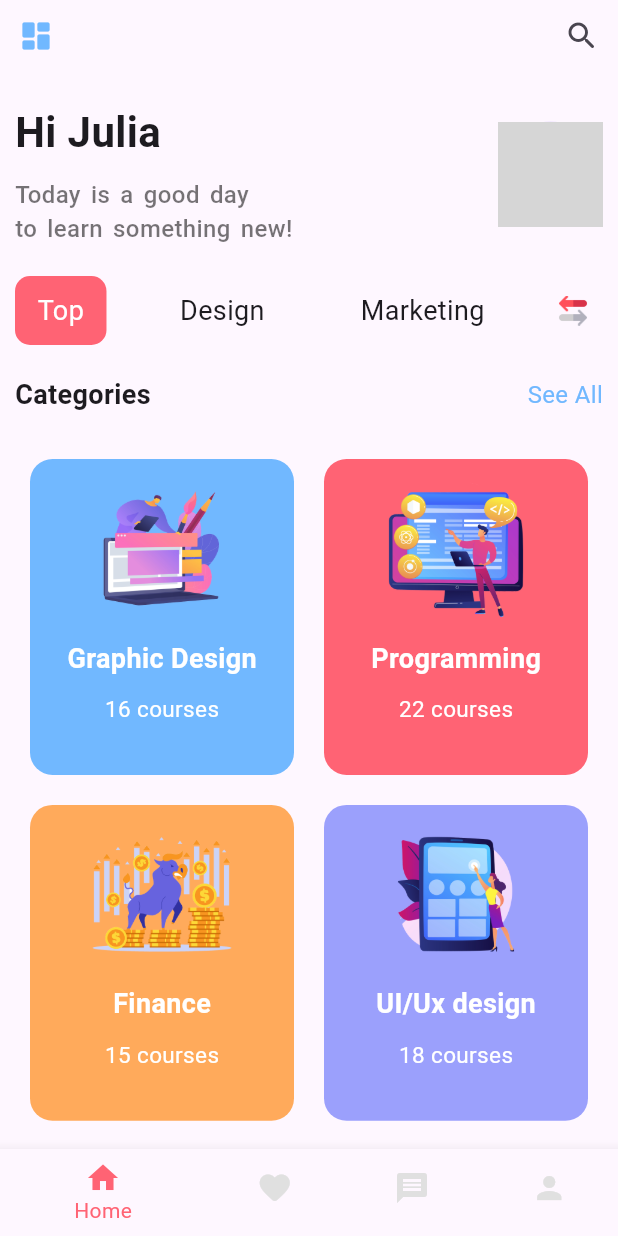
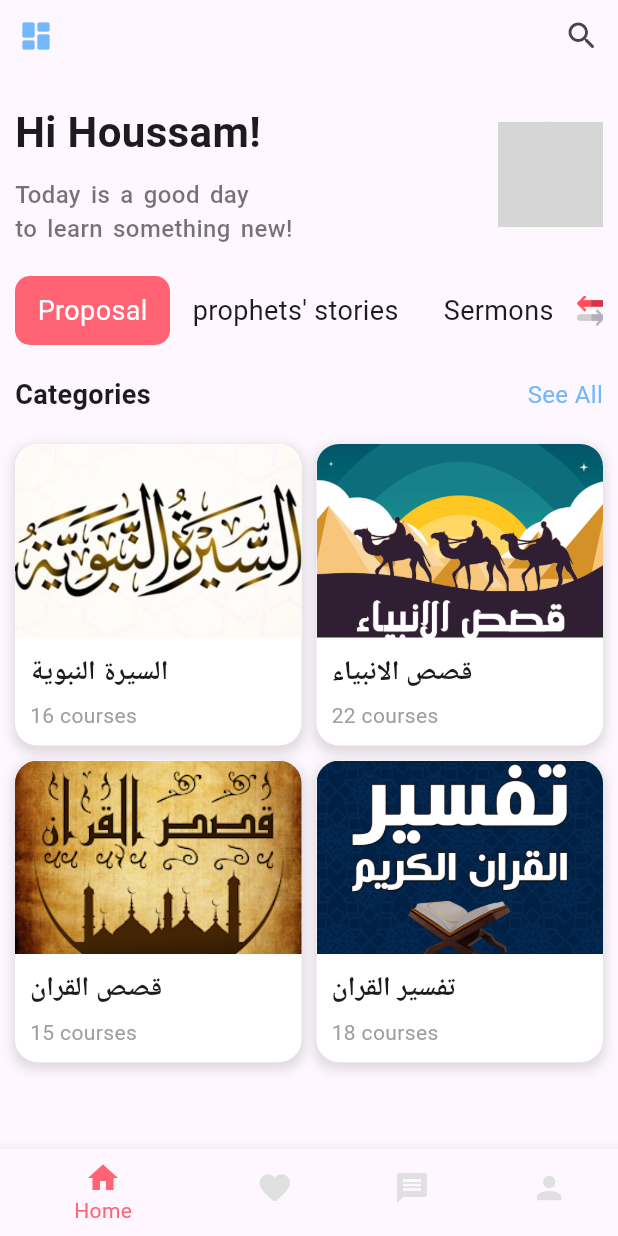
Before and after one commit to h0996g/mosqueFlutter, a Flutter app: the HomeScreen screen opened directly, on a phone screen of 412 x 824 dp. Run offline on Flutter 3.47's test engine with Material 3 defaults, Android fonts, the phone set to English and light mode, and no system bars; our stand-ins replace firebase_core, firebase_storage, flutter_bloc, flutter_image_compress, fluttertoast, google_fonts and 4 more; accounts and stored records are empty; network calls fail; grey boxes are pictures that could not be loaded.

Commit message:
chore: Update dependencies and fix import paths change design

```diff
--- a/lib/Api/constApi.dart
+++ b/lib/Api/constApi.dart
@@ -1,5 +1,5 @@
 // const URLHTTP = '192.168.1.23:3000';
-const URLHTTP = '192.168.94.68:3000';
+const URLHTTP = '192.168.1.4:3000';
 // const URLHTTP = '10.0.2.2:3000';
 
 const Loginuser = '/api/user/login';
--- a/lib/component/category.dart
+++ b/lib/component/category.dart
@@ -13,11 +13,17 @@ class CategoryList extends StatelessWidget {
       shrinkWrap: true,
       physics: const ScrollPhysics(),
       itemCount: products.length,
-        gridDelegate: const SliverGridDelegateWithFixedCrossAxisCount(
-            crossAxisCount: 2, childAspectRatio: 0.85),
+      gridDelegate: SliverGridDelegateWithFixedCrossAxisCount(
+        crossAxisCount: 2,
+        childAspectRatio: MediaQuery.of(context).size.width /
+            (MediaQuery.of(context).size.height / 1.9),
+        crossAxisSpacing: 10,
+        mainAxisSpacing: 10,
+      ),
       itemBuilder: (context, index) => CategoryCard(
         product: products[index],
-            ));
+      ),
+    );
   }
 }
 
@@ -27,48 +33,68 @@ class CategoryCard extends StatelessWidget {
     required this.product,
   });
   final Product product;
+
   @override
   Widget build(BuildContext context) {
-    return Padding(
-      padding: const EdgeInsets.all(10.0),
-      child: InkWell(
+    return InkWell(
       onTap: () {
-          Navigator.push(context,
-              MaterialPageRoute(builder: (context) => DetailsScreen()));
+        Navigator.push(
+          context,
+          MaterialPageRoute(builder: (context) => DetailsScreen()),
+        );
       },
       child: Container(
+        decoration: BoxDecoration(
+          color: Colors.white,
+          borderRadius: BorderRadius.circular(15.0),
+          boxShadow: [
+            BoxShadow(
+              color: Colors.grey.withOpacity(0.3),
+              spreadRadius: 2,
+              blurRadius: 5,
+              offset: const Offset(0, 3),
+            ),
+          ],
+        ),
+        child: Column(
+          crossAxisAlignment: CrossAxisAlignment.stretch,
+          children: [
+            Expanded(
+              child: ClipRRect(
+                borderRadius: const BorderRadius.vertical(
+                  top: Radius.circular(15.0),
+                ),
+                child: Image.asset(
+                  product.image,
+                  fit: BoxFit.cover,
+                ),
+              ),
+            ),
+            Padding(
               padding: const EdgeInsets.all(10.0),
-          decoration: BoxDecoration(
-              color: product.color, borderRadius: BorderRadius.circular(15.0)),
               child: Column(
+                crossAxisAlignment: CrossAxisAlignment.start,
                 children: [
-              Image.asset(
-                product.image,
-                height: 100,
-              ),
-              const SizedBox(
-                height: 10,
-              ),
                   Text(
                     product.title,
                     style: const TextStyle(
                       fontSize: 18,
-                    color: Colors.white,
-                    fontWeight: FontWeight.w600),
+                      fontWeight: FontWeight.bold,
                     ),
-              const SizedBox(
-                height: 10,
                   ),
+                  const SizedBox(height: 5),
                   Text(
                     "${product.courses} courses",
                     style: const TextStyle(
-                  fontSize: 15,
-                  color: Colors.white,
+                      fontSize: 14,
+                      color: Colors.grey,
                     ),
                   ),
                 ],
               ),
             ),
+          ],
+        ),
       ),
     );
   }
--- a/lib/component/sorting.dart
+++ b/lib/component/sorting.dart
@@ -3,12 +3,14 @@ import 'package:mosque/const/colors.dart';
 
 class Sorting extends StatelessWidget {
   const Sorting({
-    Key? key,
-  }) : super(key: key);
+    super.key,
+  });
 
   @override
   Widget build(BuildContext context) {
-    return Row(
+    return SingleChildScrollView(
+      scrollDirection: Axis.horizontal,
+      child: Row(
         //space between widgets
         mainAxisAlignment: MainAxisAlignment.spaceBetween,
         children: [
@@ -17,14 +19,14 @@ class Sorting extends StatelessWidget {
             decoration: BoxDecoration(
                 color: kpink, borderRadius: BorderRadius.circular(10.0)),
             child: const Text(
-            "Top",
+              "Proposal",
               style: TextStyle(fontSize: 18.0, color: Colors.white),
             ),
           ),
           Container(
             padding: const EdgeInsets.symmetric(horizontal: 15.0, vertical: 10),
             child: const Text(
-            "Design",
+              "prophets' stories",
               style: TextStyle(
                 fontSize: 18.0,
               ),
@@ -33,7 +35,7 @@ class Sorting extends StatelessWidget {
           Container(
             padding: const EdgeInsets.symmetric(horizontal: 15.0, vertical: 10),
             child: const Text(
-            "Marketing",
+              "Sermons",
               style: TextStyle(
                 fontSize: 18.0,
               ),
@@ -41,10 +43,11 @@ class Sorting extends StatelessWidget {
           ),
           Padding(
             padding: const EdgeInsets.only(right: 10),
-          child:
-              SizedBox(height: 20, child: Image.asset("assets/icon/sort.png")),
+            child: SizedBox(
+                height: 20, child: Image.asset("assets/icon/sort.png")),
           ),
         ],
+      ),
     );
   }
 }
--- a/lib/model/product_model.dart
+++ b/lib/model/product_model.dart
@@ -16,30 +16,30 @@ class Product {
 List<Product> products = [
   Product(
     id: 1,
-    title: "Graphic Design",
-    image: "assets/images/graphics.png",
-    color: Color(0xFF71b8ff),
+    title: "السيرة النبوية",
+    image: "assets/images/sira.jpg",
+    color: const Color.fromARGB(255, 4, 110, 12),
     courses: 16,
   ),
   Product(
     id: 2,
-    title: "Programming",
-    image: "assets/images/programming.png",
-    color: Color(0xFFff6374),
+    title: "قصص الانبياء",
+    image: "assets/images/kisas.png",
+    color: const Color.fromARGB(255, 105, 45, 3),
     courses: 22,
   ),
   Product(
     id: 3,
-    title: "Finance",
-    image: "assets/images/finance.png",
-    color: Color(0xFFffaa5b),
+    title: "قصص القران",
+    image: "assets/images/kisas1.webp",
+    color: const Color.fromARGB(255, 104, 164, 6),
     courses: 15,
   ),
   Product(
     id: 4,
-    title: "UI/Ux design",
-    image: "assets/images/ux.png",
-    color: Color(0xFF9ba0fc),
+    title: "تفسير القران",
+    image: "assets/images/tafsir.png",
+    color: const Color.fromARGB(255, 234, 107, 107),
     courses: 18,
   ),
 ];
--- a/lib/screen/userScreens/home/home_screen.dart
+++ b/lib/screen/userScreens/home/home_screen.dart
@@ -81,7 +81,7 @@ class _HomeScreenState extends State<HomeScreen> {
                             crossAxisAlignment: CrossAxisAlignment.start,
                             children: [
                               Text(
-                                "Hi Julia",
+                                "Hi Houssam!",
                                 style: TextStyle(
                                   fontSize: 28,
                                   fontWeight: FontWeight.bold,
```
Also changed, not shown: lib/model/section_model.dart (added, +83 -0 lines), assets/images/kisas.png (added), assets/images/kisas1.webp (added), assets/images/kisas2.jpg (added), assets/images/sira.jpg (added), assets/images/tafsir.png (added), assets/images/السيرة.png (added), assets/images/الصحابة.png (added), assets/images/تفسير.png (added), assets/images/قران.png (added), assets/images/قصص.png (added). Lines whose indentation alone changed are shown as unchanged.
